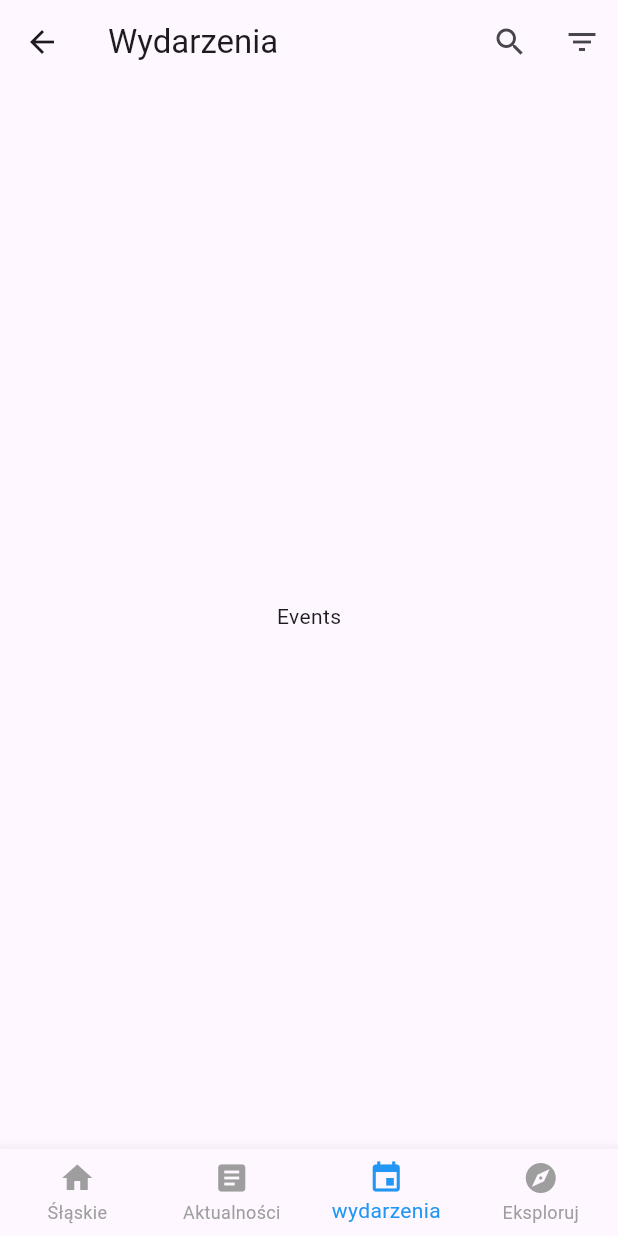
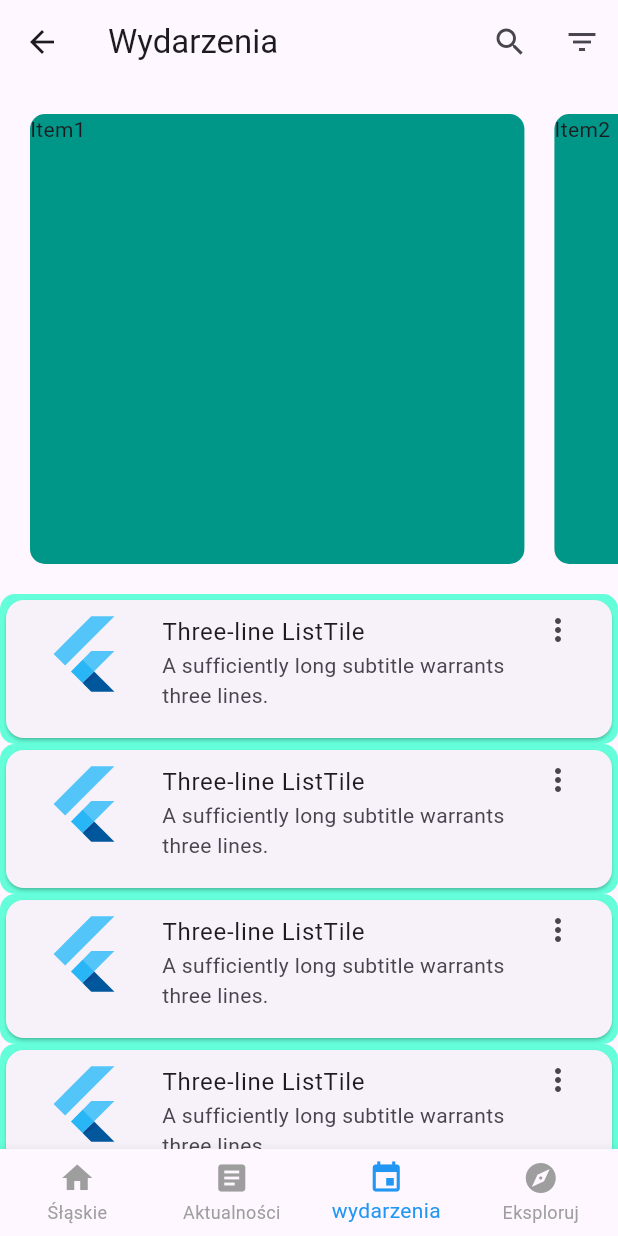
Before and after one commit to GrzSwa/explore_app, a Flutter app: the screen it shows after launch, item 3 of the bottom bar chosen, on a phone screen of 412 x 824 dp. Run offline on Flutter 3.47's test engine with Material 3 defaults, Android fonts, the phone set to English and light mode, and no system bars.

Commit message:
feat: events horizontal and vertical list WIP

```diff
--- /dev/null
+++ b/explore/lib/features/events_horizontal_list/presentation/views/event_horizontal_list.dart
@@ -0,0 +1,28 @@
+import 'package:explore/features/events_horizontal_list/presentation/widgets/widgets.dart';
+import 'package:flutter/material.dart';
+
+class EventHorizontalList extends StatelessWidget {
+  final List<EventHorizontalItem> eventsItems = const [
+    EventHorizontalItem(id: "01", imgUrl: "Item1"),
+    EventHorizontalItem(id: "02", imgUrl: "Item2"),
+    EventHorizontalItem(id: "03", imgUrl: "Item3"),
+    EventHorizontalItem(id: "04", imgUrl: "Item4"),
+  ];
+  const EventHorizontalList({Key? key}) : super(key: key);
+
+  @override
+  Widget build(BuildContext context) {
+    return Container(
+      padding: const EdgeInsets.symmetric(vertical: 20),
+      height: 340,
+      child: ListView.builder(
+        shrinkWrap: true,
+        scrollDirection: Axis.horizontal,
+        itemCount: eventsItems.length,
+        itemBuilder: (context, index) => Padding(
+            padding: EdgeInsets.only(right: 20, left: index == 0 ? 20 : 0),
+            child: eventsItems[index]),
+      ),
+    );
+  }
+}
--- /dev/null
+++ b/explore/lib/features/events_horizontal_list/presentation/views/views.dart
@@ -0,0 +1 @@
+export 'event_horizontal_list.dart';
--- /dev/null
+++ b/explore/lib/features/events_horizontal_list/presentation/widgets/event_horizontal_item.dart
@@ -0,0 +1,19 @@
+import 'package:flutter/material.dart';
+
+class EventHorizontalItem extends StatelessWidget {
+  final String id;
+  final String imgUrl;
+  const EventHorizontalItem({Key? key, required this.id, required this.imgUrl})
+      : super(key: key);
+
+  @override
+  Widget build(BuildContext context) {
+    return Container(
+      width: MediaQuery.of(context).size.width * 0.8,
+      height: 100,
+      decoration: BoxDecoration(
+          borderRadius: BorderRadius.circular(10), color: Colors.teal),
+      child: Text(imgUrl),
+    );
+  }
+}
--- /dev/null
+++ b/explore/lib/features/events_horizontal_list/presentation/widgets/widgets.dart
@@ -0,0 +1 @@
+export 'event_horizontal_item.dart';
--- /dev/null
+++ b/explore/lib/features/events_vertical_list/presentation/views/event_vertical_list.dart
@@ -0,0 +1,54 @@
+import 'package:explore/features/events_vertical_list/presentation/widgets/widgets.dart';
+
+class EventVerticalList {
+  static const List<EventVerticalItem> eventsItems = [
+    EventVerticalItem(
+        id: "11",
+        imgUrl: "Item11",
+        title: "Title",
+        subtitle: "Subtitle",
+        date: "24.11.2024"),
+    EventVerticalItem(
+        id: "12",
+        imgUrl: "Item12",
+        title: "Title",
+        subtitle: "Subtitle",
+        date: "24.11.2024"),
+    EventVerticalItem(
+        id: "13",
+        imgUrl: "Item13",
+        title: "Title",
+        subtitle: "Subtitle",
+        date: "24.11.2024"),
+    EventVerticalItem(
+        id: "14",
+        imgUrl: "Item14",
+        title: "Title",
+        subtitle: "Subtitle",
+        date: "24.11.2024"),
+    EventVerticalItem(
+        id: "11",
+        imgUrl: "Item11",
+        title: "Title",
+        subtitle: "Subtitle",
+        date: "24.11.2024"),
+    EventVerticalItem(
+        id: "12",
+        imgUrl: "Item12",
+        title: "Title",
+        subtitle: "Subtitle",
+        date: "24.11.2024"),
+    EventVerticalItem(
+        id: "13",
+        imgUrl: "Item13",
+        title: "Title",
+        subtitle: "Subtitle",
+        date: "24.11.2024"),
+    EventVerticalItem(
+        id: "14",
+        imgUrl: "Item14",
+        title: "Title",
+        subtitle: "Subtitle",
+        date: "24.11.2024"),
+  ];
+}
--- /dev/null
+++ b/explore/lib/features/events_vertical_list/presentation/views/views.dart
@@ -0,0 +1 @@
+export 'event_vertical_list.dart';
--- /dev/null
+++ b/explore/lib/features/events_vertical_list/presentation/widgets/event_vertical_item.dart
@@ -0,0 +1,39 @@
+import 'package:flutter/material.dart';
+
+class EventVerticalItem extends StatelessWidget {
+  final String id;
+  final String imgUrl;
+  final String title;
+  final String subtitle;
+  final String date;
+  final bool favorite;
+
+  const EventVerticalItem(
+      {Key? key,
+      required this.id,
+      required this.imgUrl,
+      required this.title,
+      required this.subtitle,
+      required this.date,
+      this.favorite = false})
+      : super(key: key);
+
+  @override
+  Widget build(BuildContext context) {
+    return Container(
+      width: double.infinity,
+      height: 100,
+      decoration: BoxDecoration(
+          borderRadius: BorderRadius.circular(10), color: Colors.tealAccent),
+      child: const Card(
+        child: ListTile(
+          leading: FlutterLogo(size: 72.0),
+          title: Text('Three-line ListTile'),
+          subtitle: Text('A sufficiently long subtitle warrants three lines.'),
+          trailing: Icon(Icons.more_vert),
+          isThreeLine: true,
+        ),
+      ),
+    );
+  }
+}
--- /dev/null
+++ b/explore/lib/features/events_vertical_list/presentation/widgets/widgets.dart
@@ -0,0 +1 @@
+export 'event_vertical_item.dart';
--- a/explore/lib/screens/events_screen.dart
+++ b/explore/lib/screens/events_screen.dart
@@ -1,4 +1,6 @@
 import 'package:explore/config/routes/routes.dart';
+import 'package:explore/features/events_horizontal_list/presentation/views/views.dart';
+import 'package:explore/features/events_vertical_list/presentation/views/views.dart';
 import 'package:explore/shared/presentation/widgets/widgets.dart';
 import 'package:flutter/material.dart';
 
@@ -23,9 +25,11 @@ class EventsScreen extends StatelessWidget {
             onFilterPressed: () {
               print('Filter pressed');
             }),
-      body: Center(
-        child: Text("Events"),
-      ),
-    );
+        body: ListView(
+          children: const [
+            EventHorizontalList(),
+            ...EventVerticalList.eventsItems
+          ],
+        ));
   }
 }
```
Lines whose indentation alone changed are shown as unchanged.
